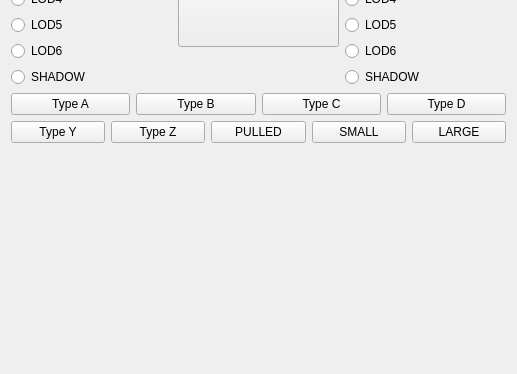
Old version of the form Maya_Tools/Developer/Main/MODULE/LODTools/UI/LODTools.ui in the repository code-google-com/mayatools; both pictures show x 0 to 517 and y 211 to 585 of the 517 by 585 pixel window.
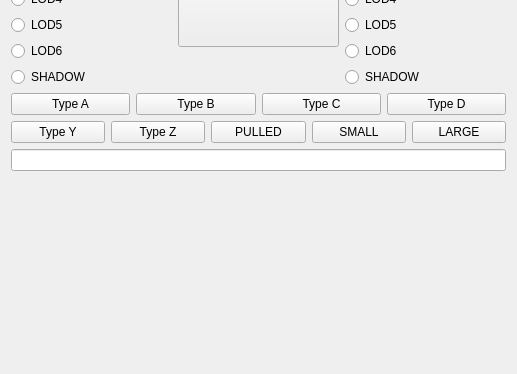
New version of the form.

```diff
--- a/Maya_Tools/Developer/Main/MODULE/LODTools/UI/LODTools.ui
+++ b/Maya_Tools/Developer/Main/MODULE/LODTools/UI/LODTools.ui
@@ -434,6 +434,9 @@
      </item>
     </layout>
    </item>
+   <item>
+    <widget class="QLineEdit" name="ldtException"/>
+   </item>
    <item>
     <spacer name="verticalSpacer_3">
      <property name="orientation">
```
Left out of the diff: 43 changed lines with no effect on the pictures.
